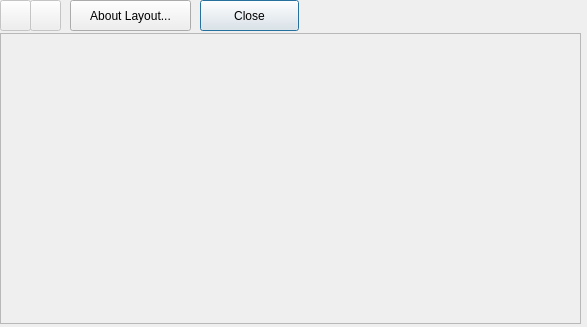
Above: src/frontend/LayoutViewer.ui from OpenBangla/OpenBangla-Keyboard before the change. Below: the same form after it.
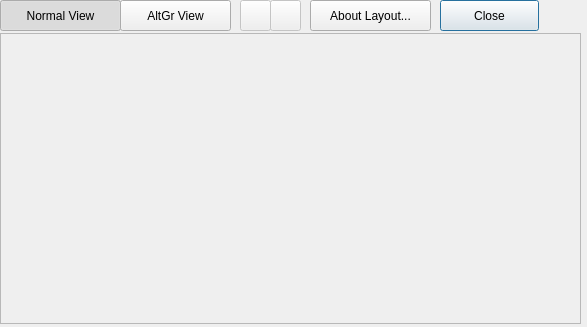
That is the form after the change. Icons and pictures are not drawn.

Commit message: Layout Viewer now can show AltGr image of selected layout

Diff of the .ui file:
```diff
--- a/src/frontend/LayoutViewer.ui
+++ b/src/frontend/LayoutViewer.ui
@@ -32,7 +32,7 @@
   <widget class="QPushButton" name="buttonClose">
    <property name="geometry">
     <rect>
-     <x>200</x>
+     <x>440</x>
      <y>0</y>
      <width>99</width>
      <height>31</height>
@@ -48,7 +48,7 @@
    </property>
    <property name="geometry">
     <rect>
-     <x>0</x>
+     <x>240</x>
      <y>0</y>
      <width>31</width>
      <height>31</height>
@@ -68,7 +68,7 @@
    </property>
    <property name="geometry">
     <rect>
-     <x>30</x>
+     <x>270</x>
      <y>0</y>
      <width>31</width>
      <height>31</height>
@@ -85,7 +85,7 @@
   <widget class="QPushButton" name="buttonAboutLayout">
    <property name="geometry">
     <rect>
-     <x>70</x>
+     <x>310</x>
      <y>0</y>
      <width>121</width>
      <height>31</height>
@@ -95,6 +95,58 @@
     <string>About Layout...</string>
    </property>
   </widget>
+  <widget class="QPushButton" name="viewNormal">
+   <property name="geometry">
+    <rect>
+     <x>0</x>
+     <y>0</y>
+     <width>121</width>
+     <height>31</height>
+    </rect>
+   </property>
+   <property name="text">
+    <string>Normal View</string>
+   </property>
+   <property name="icon">
+    <iconset resource="images.qrc">
+     <normaloff>:/images/keyboard_layout.png</normaloff>:/images/keyboard_layout.png</iconset>
+   </property>
+   <property name="checkable">
+    <bool>true</bool>
+   </property>
+   <property name="checked">
+    <bool>true</bool>
+   </property>
+   <property name="autoExclusive">
+    <bool>true</bool>
+   </property>
+  </widget>
+  <widget class="QPushButton" name="viewAltGr">
+   <property name="geometry">
+    <rect>
+     <x>120</x>
+     <y>0</y>
+     <width>111</width>
+     <height>31</height>
+    </rect>
+   </property>
+   <property name="text">
+    <string>AltGr View</string>
+   </property>
+   <property name="icon">
+    <iconset resource="images.qrc">
+     <normaloff>:/images/keyboard_layout.png</normaloff>:/images/keyboard_layout.png</iconset>
+   </property>
+   <property name="checkable">
+    <bool>true</bool>
+   </property>
+   <property name="checked">
+    <bool>false</bool>
+   </property>
+   <property name="autoExclusive">
+    <bool>true</bool>
+   </property>
+  </widget>
  </widget>
  <resources>
   <include location="images.qrc"/>
```
The commit also changes 6 other files.
